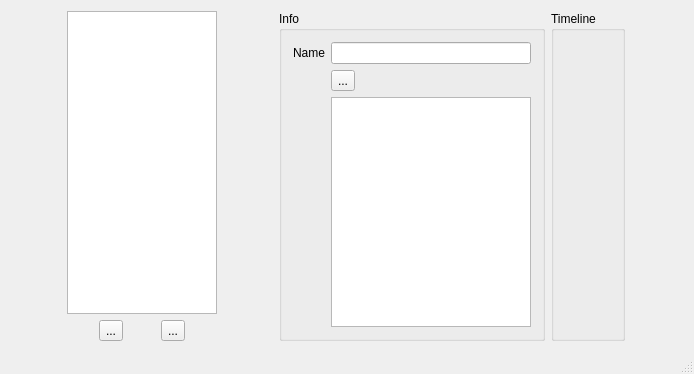
The window that mainwindow.ui (wasedaigo/samancing-roga) describes before a commit, drawn with Qt 5.
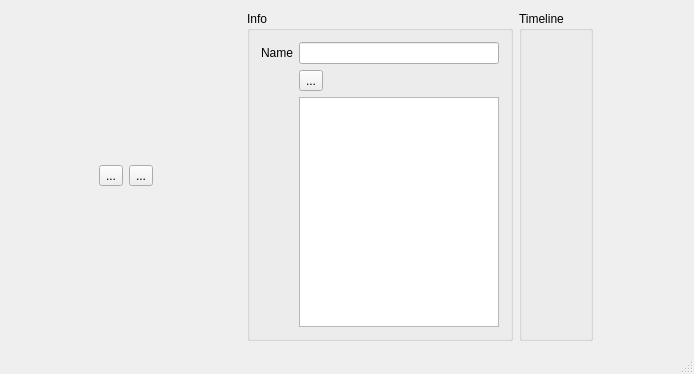
The same window after the commit. Icons and pictures are not drawn.

Commit message: - Save / Load Animation - Half way implementing Resource Management tree

Patch:
```diff
--- a/mainwindow.ui
+++ b/mainwindow.ui
@@ -30,20 +30,7 @@
        <enum>QLayout::SetNoConstraint</enum>
       </property>
       <item>
-       <widget class="QListView" name="animationListView">
-        <property name="sizePolicy">
-         <sizepolicy hsizetype="Fixed" vsizetype="Expanding">
-          <horstretch>0</horstretch>
-          <verstretch>0</verstretch>
-         </sizepolicy>
-        </property>
-        <property name="maximumSize">
-         <size>
-          <width>150</width>
-          <height>16777215</height>
-         </size>
-        </property>
-       </widget>
+       <layout class="QHBoxLayout" name="animationViewerContainer"/>
       </item>
       <item>
        <layout class="QHBoxLayout" name="animationListControlContainer">
```
The commit also changes 15 other files.
